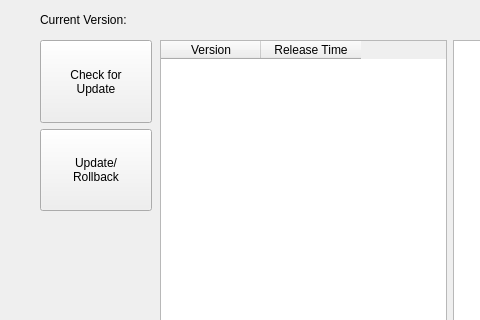
Above: ClientApp/qt/userupdatepage_qt.ui from re3Dprinting/touchscreen before the change; both pictures show x 0 to 480 and y 0 to 320 of the 800 by 448 pixel window. Below: the same form after it.
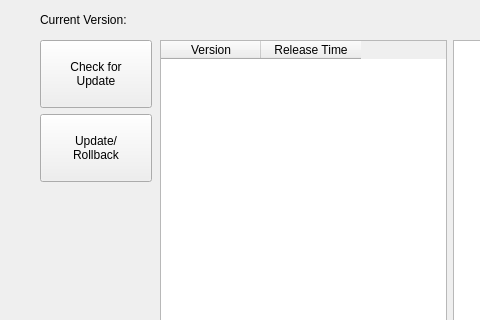
That is the form after the change. Icons and pictures are not drawn.

Commit message: Tweak button positions. Delete Back button on home page.

The edit to the form file:
```diff
--- a/ClientApp/qt/userupdatepage_qt.ui
+++ b/ClientApp/qt/userupdatepage_qt.ui
@@ -38,7 +38,7 @@
      <x>40</x>
      <y>40</y>
      <width>112</width>
-     <height>171</height>
+     <height>142</height>
     </rect>
    </property>
    <layout class="QVBoxLayout" name="verticalLayout_2">
```
The commit also changes 5 other files.
